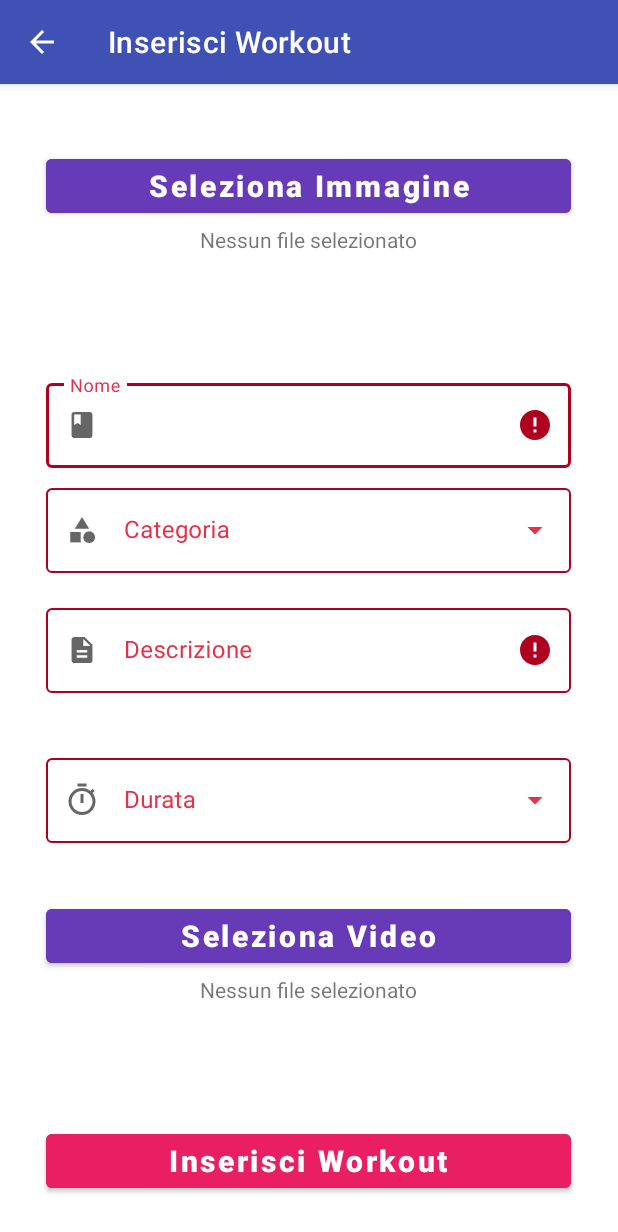
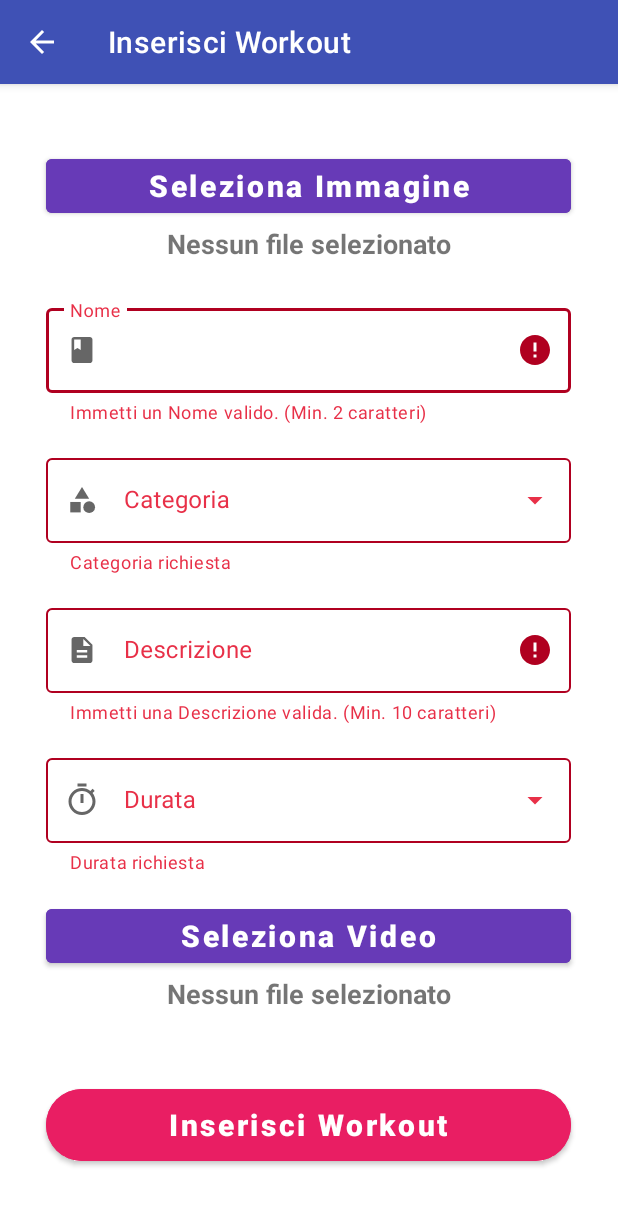
Before and after one commit to lorenzoromandini/massigym_android, an Android app: the AddWorkout screen opened directly, with no data from a screen before it, after a tap on "Inserisci Workout", on a phone screen of 412 x 824 dp. Shown: the top 1232 px of the screen. Run offline under Robolectric (Android 15) with nearby library versions, the phone set to English and light mode, and no system bars; our stand-ins replace Firebase (no records; nobody signed in at launch, a user with empty details on screens opened directly), data binding; 1 statement that could not run was skipped; 2 other taps on this screen came first.

Commit message:
Fixed errors bad layout

```diff
--- a/app/src/main/java/com/example/massigym_android/ui/auth/LoginActivity.kt
+++ b/app/src/main/java/com/example/massigym_android/ui/auth/LoginActivity.kt
@@ -46,7 +46,7 @@ class LoginActivity : AppCompatActivity() {
         val passwordInput = binding.passwordTextInputLayout
 
         if (email.isEmpty() || !Patterns.EMAIL_ADDRESS.matcher(email)
-                .matches() || password.isEmpty() || password.length < 6
+                .matches() || password.length < 6
         ) {
 
             if (email.isEmpty()) {
@@ -54,9 +54,6 @@ class LoginActivity : AppCompatActivity() {
             }
             if (!Patterns.EMAIL_ADDRESS.matcher(email).matches()) {
                 emailInput.error = getString(R.string.emailInvalid)
-            }
-            if (password.isEmpty()) {
-                passwordInput.error = getString(R.string.passwordRequired)
             }
             if (password.length < 6) {
                 passwordInput.error = getString(R.string.passwordInvalid)
--- a/app/src/main/java/com/example/massigym_android/ui/personale/ChangePassword.kt
+++ b/app/src/main/java/com/example/massigym_android/ui/personale/ChangePassword.kt
@@ -43,11 +43,8 @@ class ChangePassword : AppCompatActivity() {
         val confermaPassword = binding.changeConfirmPassword.text.toString().trim()
         val confermaPasswordInput = binding.confermaPasswordTextInputLayout
 
-        if (password.isEmpty() || password.length < 6 || confermaPassword.isEmpty() || password != confermaPassword
+        if (password.length < 6 || confermaPassword.isEmpty() || password != confermaPassword
         ) {
-            if (password.isEmpty()) {
-                passwordInput.error = getString(R.string.passwordRequired)
-            }
             if (password.length < 6) {
                 passwordInput.error = getString(R.string.passwordInvalid)
             }
--- a/app/src/main/java/com/example/massigym_android/ui/workout/AddWorkout.kt
+++ b/app/src/main/java/com/example/massigym_android/ui/workout/AddWorkout.kt
@@ -109,17 +109,10 @@ class AddWorkout : AppCompatActivity() {
         val categoryInput = binding.categoryInput
         val durationInput = binding.durationInput
 
-        if (name.isEmpty() || name.length < 2 || descrizione.isEmpty() || descrizione.length < 10 ||
+        if (name.length < 2 || descrizione.length < 10 ||
             category.isEmpty() || duration.isEmpty()) {
-
-            if (name.isEmpty()) {
-                nameInput.error = getString(R.string.nameRequired)
-            }
             if (name.length < 2) {
                 nameInput.error = getString(R.string.nameInvalid)
-            }
-            if (descrizione.isEmpty()) {
-                descrizioneInput.error = getString(R.string.descriptionRequired)
             }
             if (descrizione.length < 10) {
                 descrizioneInput.error = getString(R.string.descriptionInvalid)
--- a/app/src/main/res/layout/activity_add_workout.xml
+++ b/app/src/main/res/layout/activity_add_workout.xml
@@ -55,15 +55,17 @@
                     android:layout_gravity="center_horizontal"
                     android:layout_marginTop="150dp"
                     android:textAlignment="center"
-                    tools:text="Nessune file selezionato" />
+                    tools:text="Nessune file selezionato"
+                    android:textSize="18sp"
+                    android:textStyle="bold" />
 
                 <com.google.android.material.textfield.TextInputLayout
                     android:id="@+id/name_input"
                     style="@style/Widget.MaterialComponents.TextInputLayout.OutlinedBox"
                     android:layout_width="wrap_content"
-                    android:layout_height="68dp"
+                    android:layout_height="wrap_content"
                     android:layout_gravity="center_horizontal"
-                    android:layout_marginTop="250dp"
+                    android:layout_marginTop="200dp"
                     app:errorEnabled="true"
                     app:errorTextColor="@color/errors"
                     app:startIconDrawable="@drawable/ic_name_add">
@@ -83,13 +85,13 @@
                     android:id="@+id/categoryInput"
                     style="@style/Widget.MaterialComponents.TextInputLayout.OutlinedBox.ExposedDropdownMenu"
                     android:layout_width="wrap_content"
-                    android:layout_height="68dp"
+                    android:layout_height="wrap_content"
                     android:hint="Categoria"
                     app:errorEnabled="true"
                     app:errorTextColor="@color/errors"
                     app:startIconDrawable="@drawable/ic_category"
                     android:layout_gravity="center_horizontal"
-                    android:layout_marginTop="320dp">
+                    android:layout_marginTop="300dp">
 
                     <AutoCompleteTextView
                         android:id="@+id/autoCompleteTextView_category"
@@ -103,7 +105,7 @@
                     android:id="@+id/descrizione_input"
                     style="@style/Widget.MaterialComponents.TextInputLayout.OutlinedBox"
                     android:layout_width="wrap_content"
-                    android:layout_height="68dp"
+                    android:layout_height="wrap_content"
                     android:layout_gravity="center_horizontal"
                     android:layout_marginTop="400dp"
                     app:errorEnabled="true"
@@ -125,7 +127,7 @@
                     android:id="@+id/durationInput"
                     style="@style/Widget.MaterialComponents.TextInputLayout.OutlinedBox.ExposedDropdownMenu"
                     android:layout_width="wrap_content"
-                    android:layout_height="68dp"
+                    android:layout_height="wrap_content"
                     android:hint="Durata"
                     app:errorEnabled="true"
                     app:errorTextColor="@color/errors"
@@ -162,14 +164,17 @@
                     android:layout_gravity="center_horizontal"
                     android:layout_marginTop="650dp"
                     android:textAlignment="center"
-                    tools:text="Nessune file selezionato" />
+                    tools:text="Nessune file selezionato"
+                    android:textSize="18sp"
+                    android:textStyle="bold" />
 
                 <Button
                     android:id="@+id/addWorkoutButton"
+                    app:cornerRadius="125dp"
                     android:layout_width="350dp"
-                    android:layout_height="wrap_content"
+                    android:layout_height="60dp"
                     android:layout_gravity="center_horizontal"
-                    android:layout_marginTop="750dp"
+                    android:layout_marginTop="720dp"
                     android:layout_marginBottom="60dp"
                     android:backgroundTint="@color/pink"
                     android:text="Inserisci Workout"
--- a/app/src/main/res/layout/activity_login.xml
+++ b/app/src/main/res/layout/activity_login.xml
@@ -36,7 +36,7 @@
         android:id="@+id/emailTextInputLayout"
         style="@style/Widget.MaterialComponents.TextInputLayout.OutlinedBox"
         android:layout_width="wrap_content"
-        android:layout_height="68dp"
+        android:layout_height="wrap_content"
         android:layout_gravity="center_horizontal"
         android:layout_marginTop="30dp"
         app:errorEnabled="true"
@@ -58,7 +58,7 @@
         android:id="@+id/passwordTextInputLayout"
         style="@style/Widget.MaterialComponents.TextInputLayout.OutlinedBox"
         android:layout_width="wrap_content"
-        android:layout_height="68dp"
+        android:layout_height="wrap_content"
         android:layout_gravity="center_horizontal"
         android:layout_marginTop="15dp"
         app:errorEnabled="true"
--- a/app/src/main/res/layout/activity_reset_password.xml
+++ b/app/src/main/res/layout/activity_reset_password.xml
@@ -32,13 +32,13 @@
         android:layout_height="200dp"
         android:layout_gravity="center_horizontal"
         android:layout_marginTop="20dp"
-        app:srcCompat="@drawable/icon" />
+        app:srcCompat="@drawable/logo_inverted" />
 
     <com.google.android.material.textfield.TextInputLayout
         android:id="@+id/resetPasswordEmailInput"
         style="@style/Widget.MaterialComponents.TextInputLayout.OutlinedBox"
         android:layout_width="wrap_content"
-        android:layout_height="68dp"
+        android:layout_height="wrap_content"
         android:layout_gravity="center_horizontal"
         android:layout_marginTop="40dp"
         app:errorEnabled="true"
```
Also changed, not shown: app/src/main/res/layout/activity_change_password.xml (+4 -4 lines), app/src/main/res/layout/activity_registration.xml (+8 -10 lines).
